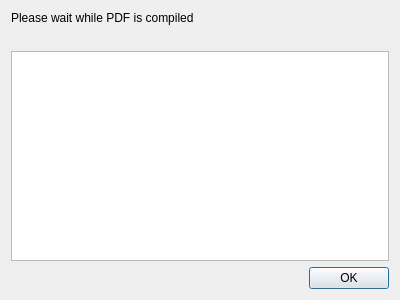
Qt form Designer/progress.ui (KhaleelKhan/coverletter-creator) before a commit.
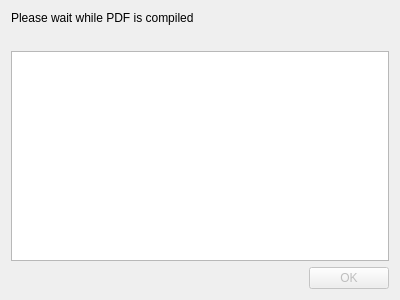
The same form after that commit. Icons and pictures are not drawn.

Commit message: disable buttonbox by default

The edit to the form file:
```diff
--- a/Designer/progress.ui
+++ b/Designer/progress.ui
@@ -52,6 +52,9 @@
    </item>
    <item>
     <widget class="QDialogButtonBox" name="buttonBox">
+        <property name="enabled">
+            <bool>false</bool>
+        </property>
      <property name="orientation">
       <enum>Qt::Horizontal</enum>
      </property>
```
Left out of the diff: 2 changed lines with no effect on the pictures. The commit also changes 1 other file.
